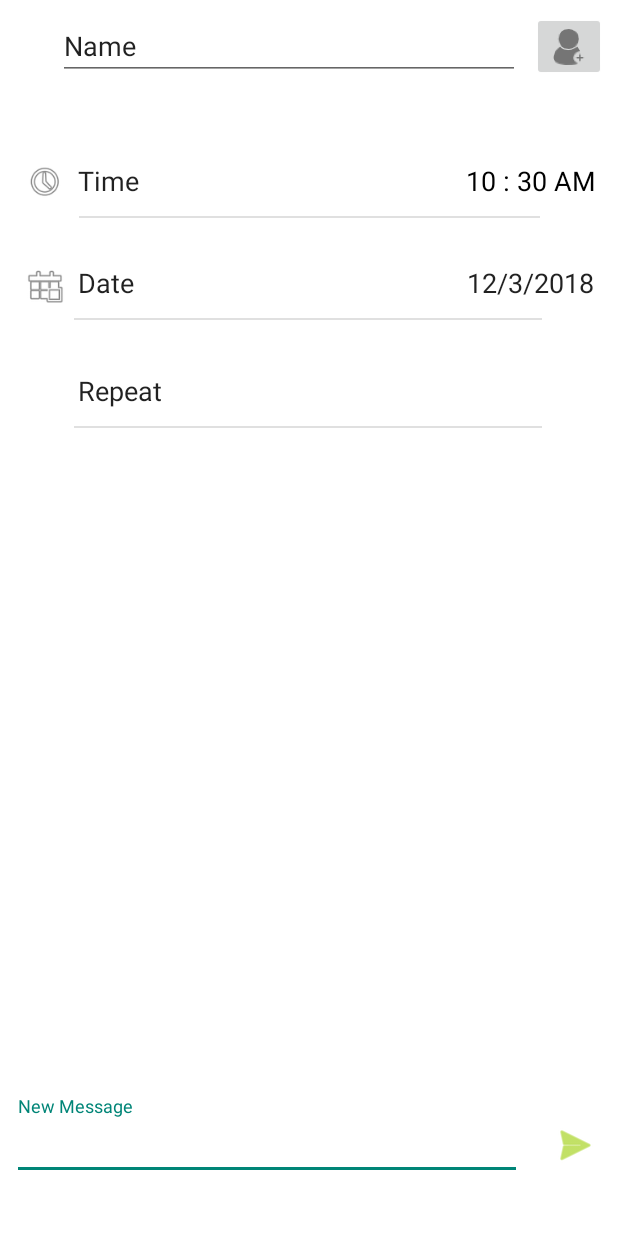
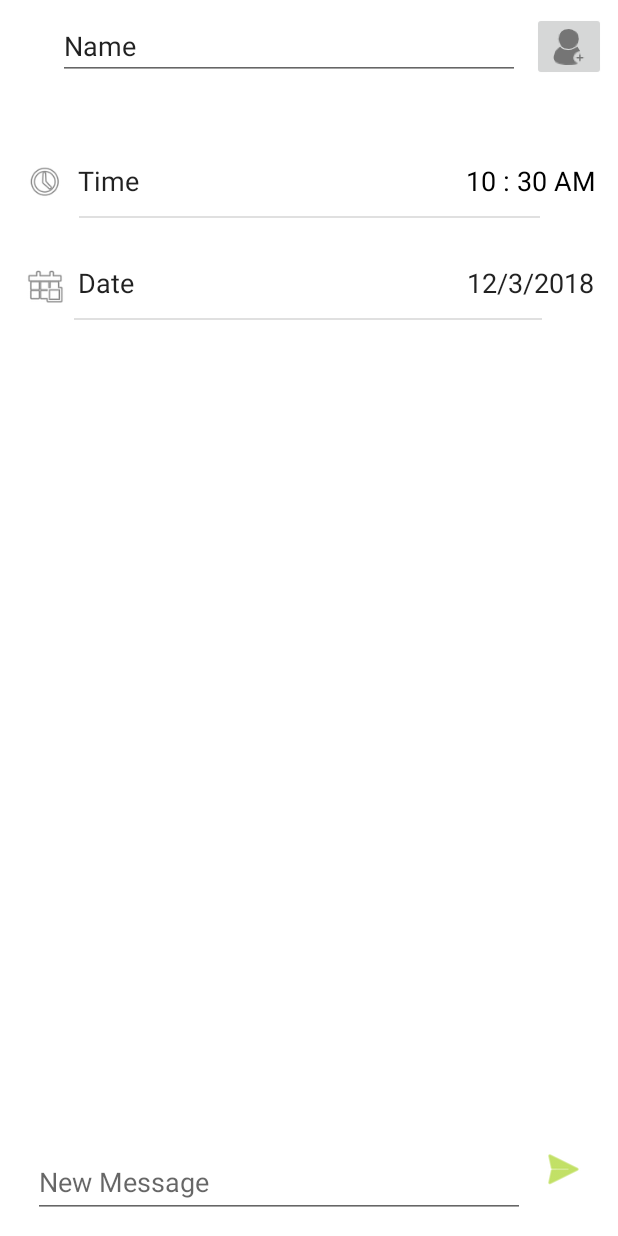
Before and after one commit to bgibso4/SmartText, an Android app: the screen it shows after launch (CreateNewText), after a tap on an icon or button, on a phone screen of 412 x 824 dp. Run offline under Robolectric (Android 15) with nearby library versions, the phone set to English and light mode, and no system bars; our stand-ins replace Room's generated code.

Commit message:
updating the repo with current working changes. need to fix background service and updating the user interface when a text is sent

```diff
--- a/app/build.gradle
+++ b/app/build.gradle
@@ -4,7 +4,7 @@ android {
     compileSdkVersion 27
     defaultConfig {
         applicationId "com.example.ben.smarttext"
-        minSdkVersion 21
+        minSdkVersion 24
         targetSdkVersion 27
         versionCode 1
         versionName "1.0"
@@ -20,6 +20,8 @@ android {
     compileOptions {
         sourceCompatibility JavaVersion.VERSION_1_8
         targetCompatibility JavaVersion.VERSION_1_8
+    }
+    productFlavors {
     }
 }
 
--- a/app/src/main/java/com/example/ben/smarttext/CreateNewText.java
+++ b/app/src/main/java/com/example/ben/smarttext/CreateNewText.java
@@ -79,7 +79,11 @@ public class CreateNewText extends AppCompatActivity {
 
         dateField.setText(dateToSet);
 
-        String currentTime = Integer.toString(hour)+" : "+Integer.toString(c.get(Calendar.MINUTE))+" "+ampm;
+        String minutes = Integer.toString(c.get(Calendar.MINUTE));
+        if(c.get(Calendar.MINUTE)<10){
+            minutes = "0" + minutes;
+        }
+        String currentTime = Integer.toString(hour)+" : "+minutes+" "+ampm;
         timeField.setText(currentTime);
         CreateNewText tempThis = this;
 
--- a/app/src/main/java/com/example/ben/smarttext/MainActivity.java
+++ b/app/src/main/java/com/example/ben/smarttext/MainActivity.java
@@ -4,7 +4,10 @@ import android.Manifest;
 import android.annotation.SuppressLint;
 import android.app.AlarmManager;
 import android.app.PendingIntent;
+import android.app.job.JobInfo;
+import android.app.job.JobScheduler;
 import android.arch.persistence.room.Room;
+import android.content.ComponentName;
 import android.content.ContentResolver;
 import android.content.Context;
 import android.content.Intent;
@@ -30,6 +33,7 @@ import android.widget.Toast;
 import com.google.gson.Gson;
 
 import java.util.ArrayList;
+import java.util.Comparator;
 import java.util.Date;
 import java.util.HashSet;
 import java.util.List;
@@ -70,7 +74,7 @@ public class MainActivity extends AppCompatActivity {
                 .build();
         TextMessageDAO textMessageDAO = database.getTextMessageDAO();
         List<TextMessage> texts = textMessageDAO.getMessages();
-
+        texts.sort(TextMessage::compareTo);
 
 
         pendingMessageView = findViewById(R.id.pendingMessageList);
@@ -89,19 +93,25 @@ public class MainActivity extends AppCompatActivity {
         messageAdapter = new MessageLayoutAdapter(texts);
         pendingMessageView.setAdapter(messageAdapter);
 
-
+//        JobScheduler jobScheduler = this.getSystemService(JobScheduler.class);
+//        Intent jobServiceAlarm = new Intent(this, MessageSenderRestartReceiver.class);
+//        getApplicationContext().startService(jobServiceAlarm);
+//        ComponentName serviceComponent = new ComponentName(this, TextMessageJobService.class);
+//        JobInfo.Builder builder = new JobInfo.Builder(0, serviceComponent);
+//        builder.setMinimumLatency(60000);
+//        jobScheduler.schedule(builder.build());
 
 
         FloatingActionButton createTextBtn= findViewById(R.id.createTextBtn);
-        Button contactsButton = findViewById((R.id.contactsButton));
+        //Button contactsButton = findViewById((R.id.contactsButton));
 
 
         Intent alarm = new Intent(this.context, MessageSenderRestartReceiver.class);
         boolean alarmRunning = (PendingIntent.getBroadcast(this.context, 0, alarm, PendingIntent.FLAG_NO_CREATE) != null);
-        if(alarmRunning == false) {
+        if(!alarmRunning) {
             PendingIntent pendingIntent = PendingIntent.getBroadcast(this.context, 0, alarm, 0);
             AlarmManager alarmManager = (AlarmManager) getSystemService(Context.ALARM_SERVICE);
-            alarmManager.setRepeating(AlarmManager.ELAPSED_REALTIME_WAKEUP, SystemClock.elapsedRealtime(), 1800, pendingIntent);
+            alarmManager.setInexactRepeating(AlarmManager.ELAPSED_REALTIME_WAKEUP, SystemClock.elapsedRealtime(), 1800, pendingIntent);
         }
 
         createTextBtn.setOnClickListener(new View.OnClickListener() {
@@ -111,12 +121,12 @@ public class MainActivity extends AppCompatActivity {
             }
         });
 
-        contactsButton.setOnClickListener(new View.OnClickListener() {
-            @Override
-            public void onClick(View v) {
-                startActivity(new Intent(MainActivity.this, ContactsScreen.class));
-            }
-        });
+//        contactsButton.setOnClickListener(new View.OnClickListener() {
+//            @Override
+//            public void onClick(View v) {
+//                startActivity(new Intent(MainActivity.this, ContactsScreen.class));
+//            }
+//        });
 
         //creating a thread to run the table queries in the background
         (new Thread(){
@@ -161,7 +171,7 @@ public class MainActivity extends AppCompatActivity {
 
             }
         };
-        timer.schedule(doAsynchronousTask, 0, 10000);
+        timer.schedule(doAsynchronousTask, 1000, 10000);
 
 
 
@@ -183,11 +193,13 @@ public class MainActivity extends AppCompatActivity {
                 allMessages.remove(index);
 
                 messageAdapter.dataSet.clear();
+                messageAdapter.notifyDataSetChanged();
                 messageAdapter.dataSet.addAll(allMessages);
+                messageAdapter.dataSet.sort(TextMessage::compareTo);
                 //messageAdapter.dataSet.remove(index);
                 messageAdapter.notifyDataSetChanged();
                 //messageAdapter.notifyItemRangeChanged(index, allMessages.size());
-
+                index--;
             }
             index++;
         }
--- a/app/src/main/java/com/example/ben/smarttext/MessageLayoutAdapter.java
+++ b/app/src/main/java/com/example/ben/smarttext/MessageLayoutAdapter.java
@@ -9,6 +9,7 @@ import android.view.ViewGroup;
 import android.widget.TextView;
 
 import java.util.List;
+import java.util.concurrent.TimeUnit;
 
 public class MessageLayoutAdapter extends RecyclerView.Adapter<MessageLayoutAdapter.MessageViewHolder> {
 
@@ -44,7 +45,9 @@ public class MessageLayoutAdapter extends RecyclerView.Adapter<MessageLayoutAdap
     @Override
     public void onBindViewHolder(@NonNull MessageLayoutAdapter.MessageViewHolder holder, int position) {
         holder.messageRecipient.setText(dataSet.get(position).getName());
-        holder.messageDate.setText(String.valueOf(dataSet.get(position).timeAway()));
+
+
+        holder.messageDate.setText(dataSet.get(position).timeAway());
         holder.messageBody.setText(dataSet.get(position).getMessage());
     }
 
--- a/app/src/main/res/layout/activity_create_new_text.xml
+++ b/app/src/main/res/layout/activity_create_new_text.xml
@@ -6,67 +6,21 @@
     android:layout_height="match_parent"
     android:background="@android:color/background_light"
     android:textAlignment="center"
-    tools:context=".CreateNewText">
+    tools:context=".CreateNewText"
+    tools:layout_editor_absoluteY="25dp">
 
-    <View
-        android:id="@+id/divider3"
-        android:layout_width="312dp"
-        android:layout_height="1dp"
-        android:layout_marginEnd="8dp"
-        android:layout_marginStart="8dp"
-        android:layout_marginTop="284dp"
-        android:background="?android:attr/listDivider"
-        app:layout_constraintEnd_toEndOf="parent"
-        app:layout_constraintHorizontal_bias="0.493"
-        app:layout_constraintStart_toStartOf="parent"
-        app:layout_constraintTop_toTopOf="parent" />
-
-    <ScrollView
-        android:id="@+id/scrollView2"
-        android:layout_width="368dp"
-        android:layout_height="77dp"
-        android:layout_marginBottom="16dp"
-        android:layout_marginEnd="8dp"
-        android:layout_marginStart="8dp"
-        android:layout_marginTop="8dp"
-        app:layout_constraintBottom_toBottomOf="parent"
-        app:layout_constraintEnd_toEndOf="parent"
-        app:layout_constraintHorizontal_bias="0.0"
-        app:layout_constraintStart_toStartOf="parent"
-        app:layout_constraintTop_toTopOf="parent"
-        app:layout_constraintVertical_bias="1.0">
-
-        <LinearLayout
-            android:layout_width="match_parent"
-            android:layout_height="wrap_content"
-            android:orientation="vertical">
-
-            <android.support.design.widget.TextInputLayout
-                android:layout_width="340dp"
-                android:layout_height="match_parent">
-
-                <android.support.design.widget.TextInputEditText
-                    android:id="@+id/newMessage"
-                    android:layout_width="match_parent"
-                    android:layout_height="wrap_content"
-                    android:hint="New Message"
-                    android:textColor="@android:color/background_dark" />
-
-            </android.support.design.widget.TextInputLayout>
-        </LinearLayout>
-    </ScrollView>
-
-    <ImageButton
-        android:id="@+id/sendBtn"
-        android:layout_width="42dp"
-        android:layout_height="42dp"
-        android:layout_marginBottom="40dp"
-        android:layout_marginEnd="8dp"
-        android:background="@android:color/transparent"
-        android:tint="@android:color/holo_green_light"
-        app:layout_constraintBottom_toBottomOf="parent"
-        app:layout_constraintEnd_toEndOf="parent"
-        app:srcCompat="@android:drawable/ic_menu_send" />
+    <!--<View-->
+        <!--android:id="@+id/divider3"-->
+        <!--android:layout_width="312dp"-->
+        <!--android:layout_height="1dp"-->
+        <!--android:layout_marginEnd="8dp"-->
+        <!--android:layout_marginStart="8dp"-->
+        <!--android:layout_marginTop="284dp"-->
+        <!--android:background="?android:attr/listDivider"-->
+        <!--app:layout_constraintEnd_toEndOf="parent"-->
+        <!--app:layout_constraintHorizontal_bias="0.493"-->
+        <!--app:layout_constraintStart_toStartOf="parent"-->
+        <!--app:layout_constraintTop_toTopOf="parent" />-->
 
     <EditText
         android:id="@+id/timeField"
@@ -139,18 +93,18 @@
         app:layout_constraintStart_toStartOf="parent"
         app:layout_constraintTop_toTopOf="parent" />
 
-    <EditText
-        android:id="@+id/editText3"
-        android:layout_width="66dp"
-        android:layout_height="wrap_content"
-        android:layout_marginStart="52dp"
-        android:layout_marginTop="248dp"
-        android:background="@android:color/transparent"
-        android:ems="10"
-        android:inputType="textPersonName"
-        android:text="Repeat"
-        app:layout_constraintStart_toStartOf="parent"
-        app:layout_constraintTop_toTopOf="parent" />
+    <!--<EditText-->
+        <!--android:id="@+id/editText3"-->
+        <!--android:layout_width="66dp"-->
+        <!--android:layout_height="wrap_content"-->
+        <!--android:layout_marginStart="52dp"-->
+        <!--android:layout_marginTop="248dp"-->
+        <!--android:background="@android:color/transparent"-->
+        <!--android:ems="10"-->
+        <!--android:inputType="textPersonName"-->
+        <!--android:text="Repeat"-->
+        <!--app:layout_constraintStart_toStartOf="parent"-->
+        <!--app:layout_constraintTop_toTopOf="parent" />-->
 
     <ImageView
         android:id="@+id/imageView"
@@ -217,4 +171,68 @@
         app:layout_constraintTop_toTopOf="parent"
         app:srcCompat="@drawable/ic_contact" />
 
+    <FrameLayout
+        android:layout_width="384dp"
+        android:layout_height="68dp"
+        android:layout_marginBottom="8dp"
+        android:layout_marginEnd="8dp"
+        android:layout_marginStart="8dp"
+        android:layout_marginTop="308dp"
+        android:background="@android:color/background_light"
+        app:layout_constraintBottom_toBottomOf="parent"
+        app:layout_constraintEnd_toEndOf="parent"
+        app:layout_constraintStart_toStartOf="parent"
+        app:layout_constraintTop_toBottomOf="@+id/contactName"
+        app:layout_constraintVertical_bias="1.0">
+
+        <ScrollView
+            android:id="@+id/scrollView2"
+            android:layout_width="345dp"
+            android:layout_height="61dp"
+            android:layout_marginBottom="16dp"
+            android:layout_marginEnd="8dp"
+            android:layout_marginStart="8dp"
+            android:layout_marginTop="8dp"
+            app:layout_constraintBottom_toBottomOf="parent"
+            app:layout_constraintEnd_toEndOf="@+id/sendBtn"
+            app:layout_constraintHorizontal_bias="0.0"
+            app:layout_constraintStart_toStartOf="parent"
+            app:layout_constraintTop_toTopOf="parent"
+            app:layout_constraintVertical_bias="1.0">
+
+            <LinearLayout
+                android:layout_width="match_parent"
+                android:layout_height="wrap_content"
+                android:orientation="vertical">
+
+                <android.support.design.widget.TextInputLayout
+                    android:layout_width="340dp"
+                    android:layout_height="match_parent">
+
+                    <android.support.design.widget.TextInputEditText
+                        android:id="@+id/newMessage"
+                        android:layout_width="328dp"
+                        android:layout_height="wrap_content"
+                        android:hint="New Message"
+                        android:textColor="@android:color/background_dark" />
+
+                </android.support.design.widget.TextInputLayout>
+            </LinearLayout>
+        </ScrollView>
+
+    </FrameLayout>
+
+    <ImageButton
+        android:id="@+id/sendBtn"
+        android:layout_width="42dp"
+        android:layout_height="42dp"
+        android:layout_marginBottom="24dp"
+        android:layout_marginEnd="16dp"
+        android:layout_weight="1"
+        android:background="@android:color/transparent"
+        android:tint="@android:color/holo_green_light"
+        app:layout_constraintBottom_toBottomOf="parent"
+        app:layout_constraintEnd_toEndOf="parent"
+        app:srcCompat="@android:drawable/ic_menu_send" />
+
 </android.support.constraint.ConstraintLayout>
--- a/app/src/main/res/layout/text_message_view.xml
+++ b/app/src/main/res/layout/text_message_view.xml
@@ -24,16 +24,14 @@
         android:layout_width="wrap_content"
         android:layout_height="wrap_content"
         android:layout_marginEnd="16dp"
-        android:layout_marginStart="8dp"
         android:text="TextView"
+        android:textColor="#f5f3f1"
         app:layout_constraintEnd_toEndOf="parent"
-        app:layout_constraintHorizontal_bias="1.0"
-        app:layout_constraintStart_toStartOf="parent"
         app:layout_constraintTop_toTopOf="parent" />
 
     <TextView
         android:id="@+id/messageBody"
-        android:layout_width="212dp"
+        android:layout_width="260dp"
         android:layout_height="wrap_content"
         android:layout_marginStart="16dp"
         android:layout_marginTop="36dp"
```
Also changed, not shown: app/src/main/AndroidManifest.xml (+8 -3 lines), app/src/main/java/com/example/ben/smarttext/SendingService.java (+108 -3 lines), app/src/main/java/com/example/ben/smarttext/TextMessage.java (+26 -14 lines), app/src/main/java/com/example/ben/smarttext/TextMessageJobService.java (added, +52 -0 lines), app/src/main/res/layout/activity_main.xml (+6 -13 lines).
